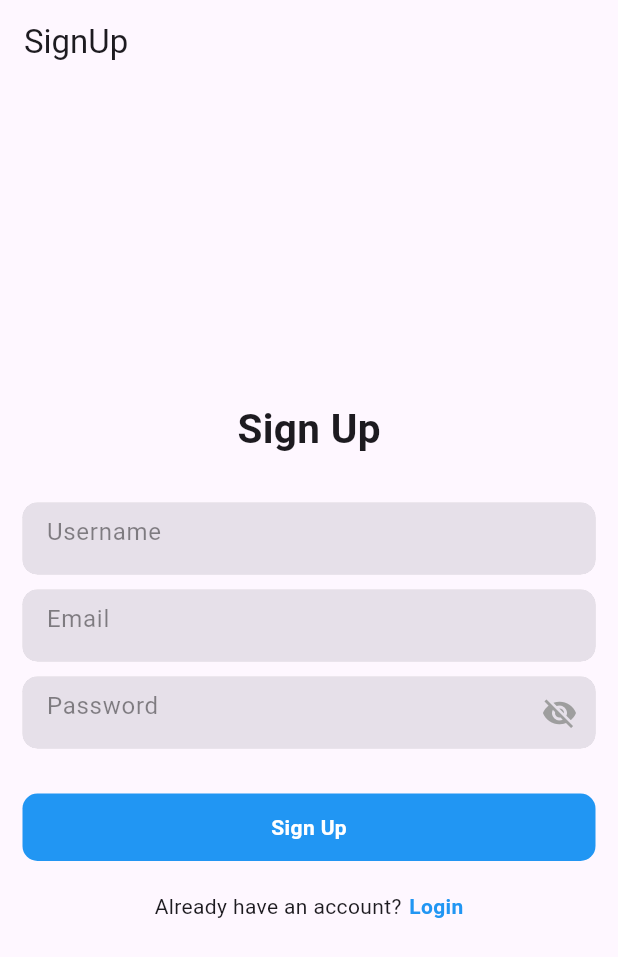
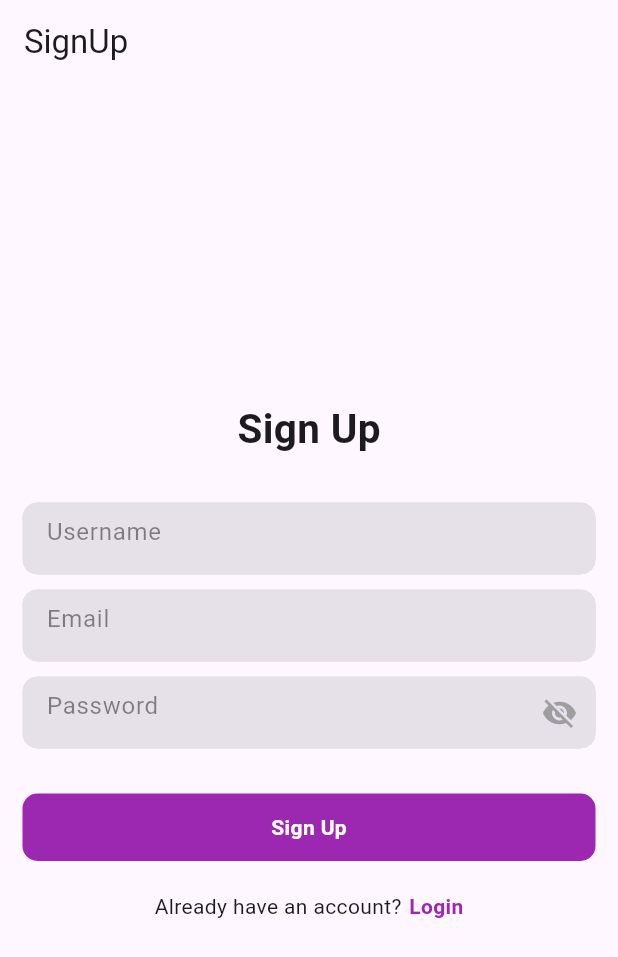
Before and after one commit to frankgimeno3/calendartasklist, a Flutter app: the screen it shows after launch, after a tap on "Sign Up", on a phone screen of 412 x 824 dp. Shown: the top 957 px of the screen. Run offline on Flutter 3.47's test engine with Material 3 defaults, Android fonts, the phone set to English and light mode, and no system bars; our stand-ins replace cloud_firestore, firebase_auth, firebase_core, fluttertoast, font_awesome_flutter, google_sign_in and 1 more; missing offline and left inert: dart:ffi; accounts and stored records are empty; network calls fail.

Commit message:
cambio colores y añado boton calendar y tasklist, manteniendo funcion

```diff
--- a/lib/features/app/splash_screen/splash_screen.dart
+++ b/lib/features/app/splash_screen/splash_screen.dart
@@ -14,7 +14,7 @@ class _SplashScreenState extends State<SplashScreen> {
   @override
   void initState() {
     Future.delayed(
-        Duration(seconds: 3),(){
+        const Duration(seconds: 4),(){
       Navigator.pushAndRemoveUntil(context, MaterialPageRoute(builder: (context) => widget.child!), (route) => false);
     }
     );
@@ -24,12 +24,12 @@ class _SplashScreenState extends State<SplashScreen> {
 
   @override
   Widget build(BuildContext context) {
-    return Scaffold(
+    return const Scaffold(
       body: Center(
         child: Text(
-          "Welcome To Flutter Firebase",
+          "Welcome To Sharoku",
           style: TextStyle(
-            color: Colors.blue,
+            color: Colors.purple,
             fontWeight: FontWeight.bold,
           ),
         ),
--- a/lib/features/user_auth/presentation/pages/login_page.dart
+++ b/lib/features/user_auth/presentation/pages/login_page.dart
@@ -44,11 +44,11 @@ class _LoginPageState extends State<LoginPage> {
           child: Column(
             mainAxisAlignment: MainAxisAlignment.center,
             children: [
-              Text(
+              const Text(
                 "Login",
                 style: TextStyle(fontSize: 27, fontWeight: FontWeight.bold),
               ),
-              SizedBox(
+              const SizedBox(
                 height: 30,
               ),
               FormContainerWidget(
@@ -75,7 +75,7 @@ class _LoginPageState extends State<LoginPage> {
                   width: double.infinity,
                   height: 45,
                   decoration: BoxDecoration(
-                    color: Colors.blue,
+                    color: Colors.purple,
                     borderRadius: BorderRadius.circular(10),
                   ),
                   child: Center(
@@ -145,7 +145,7 @@ class _LoginPageState extends State<LoginPage> {
                     child: Text(
                       "Sign Up",
                       style: TextStyle(
-                        color: Colors.blue,
+                        color: Colors.purple,
                         fontWeight: FontWeight.bold,
                       ),
                     ),
--- a/lib/features/user_auth/presentation/pages/sign_up_page.dart
+++ b/lib/features/user_auth/presentation/pages/sign_up_page.dart
@@ -15,9 +15,9 @@ class SignUpPage extends StatefulWidget {
 class _SignUpPageState extends State<SignUpPage> {
   final FirebaseAuthService _auth = FirebaseAuthService();
 
-  TextEditingController _usernameController = TextEditingController();
-  TextEditingController _emailController = TextEditingController();
-  TextEditingController _passwordController = TextEditingController();
+  final TextEditingController _usernameController = TextEditingController();
+  final TextEditingController _emailController = TextEditingController();
+  final TextEditingController _passwordController = TextEditingController();
 
   bool isSigningUp = false;
 
@@ -34,7 +34,7 @@ class _SignUpPageState extends State<SignUpPage> {
     return Scaffold(
       appBar: AppBar(
         automaticallyImplyLeading: false,
-        title: Text("SignUp"),
+        title: const Text("SignUp"),
       ),
       body: Center(
         child: Padding(
@@ -42,11 +42,11 @@ class _SignUpPageState extends State<SignUpPage> {
           child: Column(
             mainAxisAlignment: MainAxisAlignment.center,
             children: [
-              Text(
+              const Text(
                 "Sign Up",
                 style: TextStyle(fontSize: 27, fontWeight: FontWeight.bold),
               ),
-              SizedBox(
+              const SizedBox(
                 height: 30,
               ),
               FormContainerWidget(
@@ -54,7 +54,7 @@ class _SignUpPageState extends State<SignUpPage> {
                 hintText: "Username",
                 isPasswordField: false,
               ),
-              SizedBox(
+              const SizedBox(
                 height: 10,
               ),
               FormContainerWidget(
@@ -62,7 +62,7 @@ class _SignUpPageState extends State<SignUpPage> {
                 hintText: "Email",
                 isPasswordField: false,
               ),
-              SizedBox(
+              const SizedBox(
                 height: 10,
               ),
               FormContainerWidget(
@@ -70,7 +70,7 @@ class _SignUpPageState extends State<SignUpPage> {
                 hintText: "Password",
                 isPasswordField: true,
               ),
-              SizedBox(
+              const SizedBox(
                 height: 30,
               ),
               GestureDetector(
@@ -82,25 +82,25 @@ class _SignUpPageState extends State<SignUpPage> {
                   width: double.infinity,
                   height: 45,
                   decoration: BoxDecoration(
-                    color: Colors.blue,
+                    color: Colors.purple,
                     borderRadius: BorderRadius.circular(10),
                   ),
                   child: Center(
-                      child: isSigningUp ? CircularProgressIndicator(color: Colors.white,):Text(
+                      child: isSigningUp ? const CircularProgressIndicator(color: Colors.white,):const Text(
                         "Sign Up",
                         style: TextStyle(
                             color: Colors.white, fontWeight: FontWeight.bold),
                       )),
                 ),
               ),
-              SizedBox(
+              const SizedBox(
                 height: 20,
               ),
               Row(
                 mainAxisAlignment: MainAxisAlignment.center,
                 children: [
-                  Text("Already have an account?"),
-                  SizedBox(
+                  const Text("Already have an account?"),
+                  const SizedBox(
                     width: 5,
                   ),
                   GestureDetector(
@@ -111,10 +111,10 @@ class _SignUpPageState extends State<SignUpPage> {
                                 builder: (context) => LoginPage()),
                                 (route) => false);
                       },
-                      child: Text(
+                      child: const Text(
                         "Login",
                         style: TextStyle(
-                            color: Colors.blue, fontWeight: FontWeight.bold),
+                            color: Colors.purple, fontWeight: FontWeight.bold),
                       ))
                 ],
               )
--- a/lib/features/user_auth/presentation/widgets/form_container_widget.dart
+++ b/lib/features/user_auth/presentation/widgets/form_container_widget.dart
@@ -16,7 +16,7 @@ class FormContainerWidget extends StatefulWidget {
   final ValueChanged<String>? onFieldSubmitted;
   final TextInputType? inputType;
 
-  const FormContainerWidget({
+  const FormContainerWidget({super.key,
     this.controller,
     this.isPasswordField,
     this.fieldKey,
@@ -31,7 +31,7 @@ class FormContainerWidget extends StatefulWidget {
 
 
   @override
-  _FormContainerWidgetState createState() => new _FormContainerWidgetState();
+  _FormContainerWidgetState createState() => _FormContainerWidgetState();
 }
 
 class _FormContainerWidgetState extends State<FormContainerWidget> {
@@ -48,8 +48,8 @@ class _FormContainerWidgetState extends State<FormContainerWidget> {
         color: Colors.grey.withOpacity(.35),
         borderRadius: BorderRadius.circular(10),
       ),
-      child: new TextFormField(
-        style: TextStyle(color: Colors.black),
+      child: TextFormField(
+        style: const TextStyle(color: Colors.black),
         controller: widget.controller,
         keyboardType: widget.inputType,
         key: widget.fieldKey,
@@ -57,19 +57,19 @@ class _FormContainerWidgetState extends State<FormContainerWidget> {
         onSaved: widget.onSaved,
         validator: widget.validator,
         onFieldSubmitted: widget.onFieldSubmitted,
-        decoration: new InputDecoration(
+        decoration: InputDecoration(
           border: InputBorder.none,
           filled: true,
           hintText: widget.hintText,
-          hintStyle: TextStyle(color: Colors.black45),
-          suffixIcon: new GestureDetector(
+          hintStyle: const TextStyle(color: Colors.black45),
+          suffixIcon: GestureDetector(
             onTap: () {
               setState(() {
                 _obscureText = !_obscureText;
               });
             },
             child:
-            widget.isPasswordField==true? Icon(_obscureText ? Icons.visibility_off : Icons.visibility, color: _obscureText == false ? Colors.blue : Colors.grey,) : Text(""),
+            widget.isPasswordField==true? Icon(_obscureText ? Icons.visibility_off : Icons.visibility, color: _obscureText == false ? Colors.purple : Colors.grey,) : Text(""),
           ),
         ),
       ),
--- a/lib/global/common/toast.dart
+++ b/lib/global/common/toast.dart
@@ -9,7 +9,7 @@ void showToast({required String message}){
       toastLength: Toast.LENGTH_SHORT,
       gravity: ToastGravity.BOTTOM,
       timeInSecForIosWeb: 1,
-      backgroundColor: Colors.blue,
+      backgroundColor: Colors.purple,
       textColor: Colors.white,
       fontSize: 16.0
   );
--- a/lib/main.dart
+++ b/lib/main.dart
@@ -11,7 +11,7 @@ Future main() async {
   WidgetsFlutterBinding.ensureInitialized();
   if (kIsWeb) {
     await Firebase.initializeApp(
-      options: FirebaseOptions(
+      options: const FirebaseOptions(
         apiKey: "AIzaSyAqHyQyN6HZfaaLgeZ7ctMGT6z2yME739A",
         appId: "1:289723568747:android:a85d5136ab1350885b572e",
         messagingSenderId: "289723568747",
@@ -33,13 +33,13 @@ class MyApp extends StatelessWidget {
       debugShowCheckedModeBanner: false,
       title: 'Flutter Firebase',
       routes: {
-        '/': (context) => SplashScreen(
+        '/': (context) => const SplashScreen(
           // Here, you can decide whether to show the LoginPage or HomePage based on user authentication
           child: LoginPage(),
         ),
-        '/login': (context) => LoginPage(),
-        '/signUp': (context) => SignUpPage(),
-        '/home': (context) => HomePage(),
+        '/login': (context) => const LoginPage(),
+        '/signUp': (context) => const SignUpPage(),
+        '/home': (context) => const HomePage(),
       },
     );
   }
```
Also changed, not shown: lib/features/user_auth/presentation/pages/home_page.dart (+55 -13 lines).
